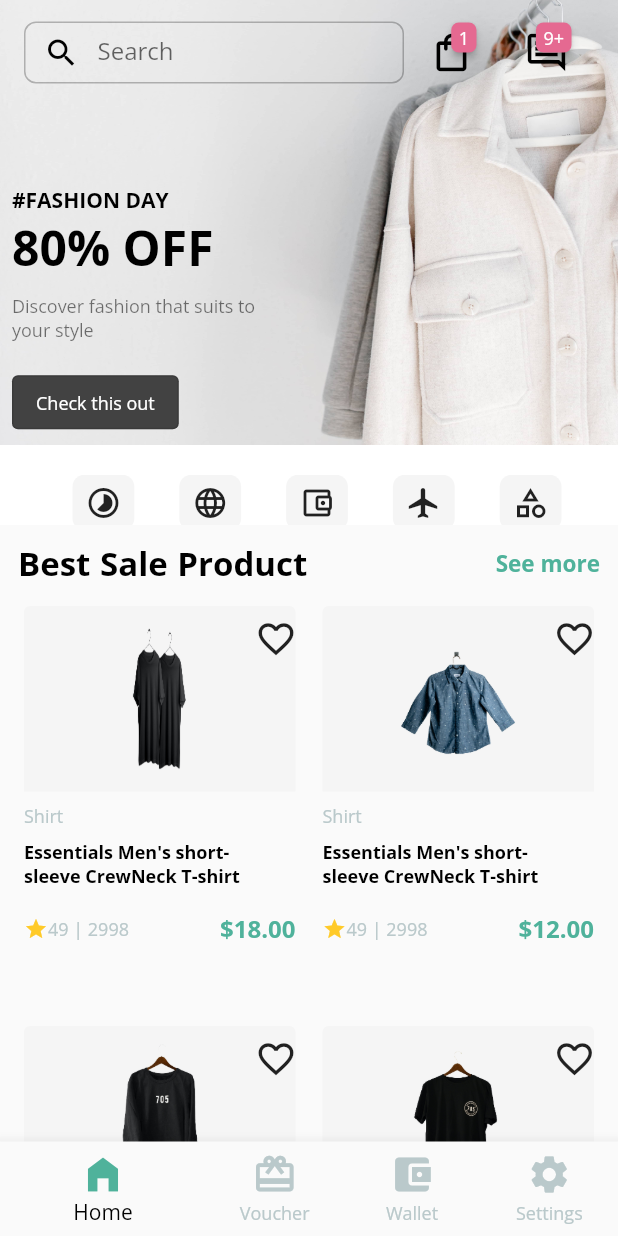
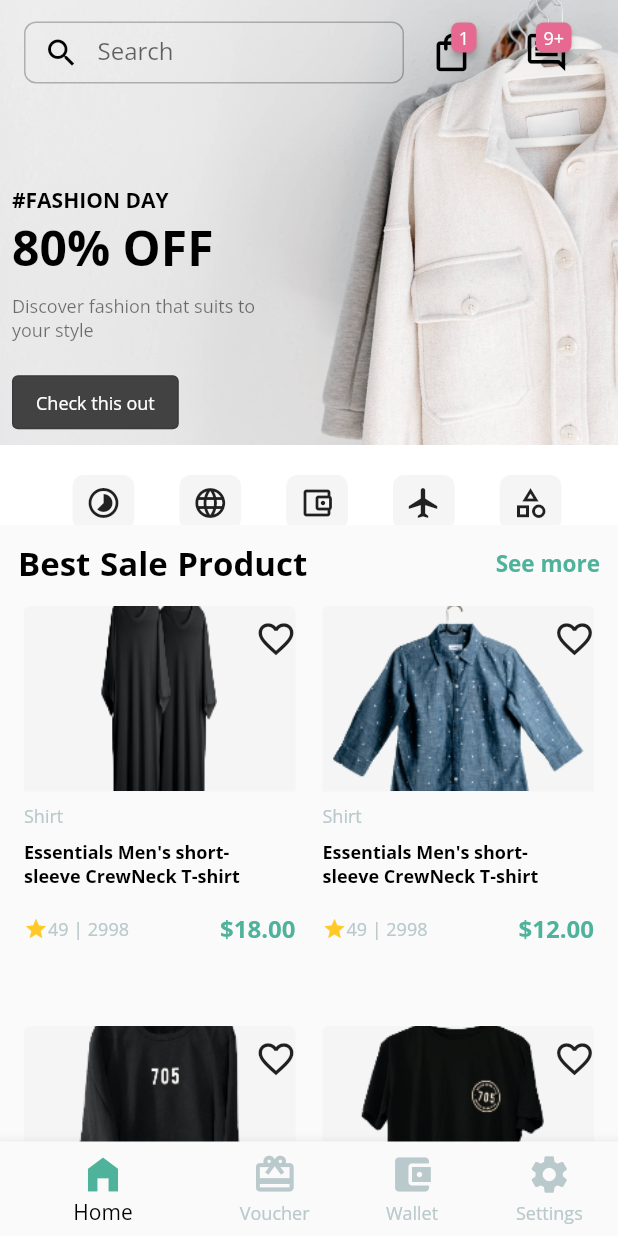
Before and after one commit to ikechiorakwe/moniepoint, a Flutter app: the screen it shows after launch, on a phone screen of 412 x 824 dp. Run offline on Flutter 3.47's test engine with Material 2 defaults, Android fonts, the phone set to English and light mode, and no system bars; drawn by our look-alikes of badges, carousel_slider; our stand-ins replace google_fonts.

Commit message:
modified the product detail page

```diff
--- a/lib/app/home/ui/widget/carousel.dart
+++ b/lib/app/home/ui/widget/carousel.dart
@@ -7,7 +7,8 @@ class MyCarousel extends StatelessWidget {
   List<Widget> get pages {
     return [
       const MySwiperWidget(imagePath: "assets/images/shirt.jpg"),
-      const MySwiperWidget(imagePath: "assets/images/toner.jpg"),
+      const MySwiperWidget(imagePath: "assets/images/pexels.jpg"),
+      // const MySwiperWidget(imagePath: "assets/images/toner.jpg"),
     ];
   }
 
--- a/lib/app/home/ui/widget/product_grid.dart
+++ b/lib/app/home/ui/widget/product_grid.dart
@@ -116,7 +116,7 @@ class _MyGridContainerState extends State<MyGridContainer> {
                     widget.imagePath!,
                     height: gSize.height * 0.15,
                     width: gSize.width * 0.9,
-                    // fit: BoxFit.cover,
+                    fit: BoxFit.cover,
                     cacheHeight: 300,
                     cacheWidth: 200,
                   ),
```
Also changed, not shown: assets/images/pexels.jpg (added).
